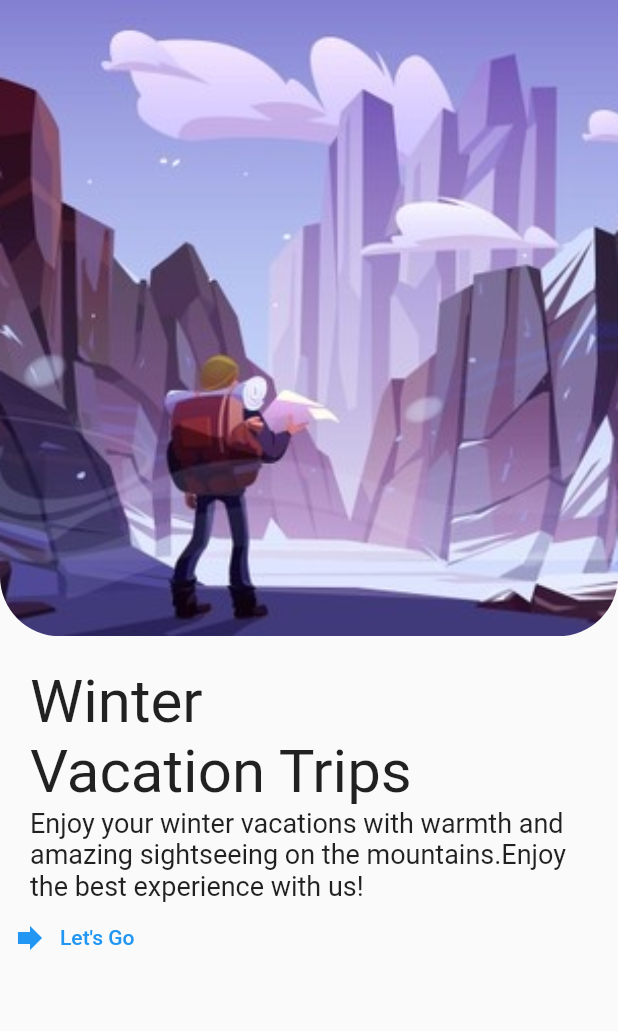
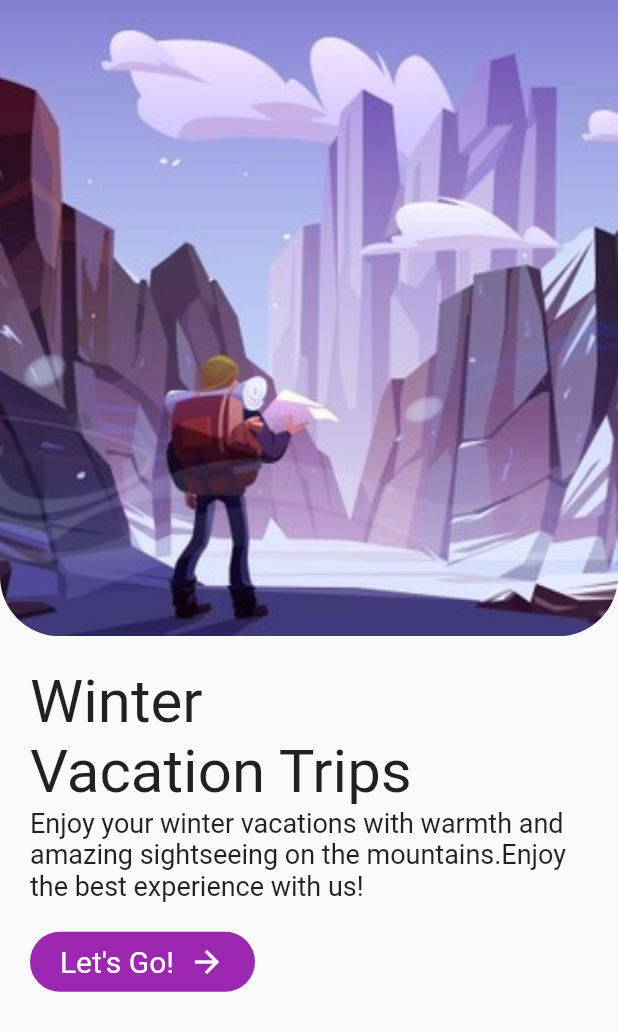
Before and after one commit to Manojkc15/Travel_App, a Flutter app: the screen it shows after launch, on a phone screen of 412 x 824 dp. Shown: the top 1031 px of the screen. Run offline on Flutter 3.47's test engine with Material 2 defaults, Android fonts, the light colour scheme and no system bars.

Commit message:
adds button

```diff
--- a/lib/Screens/home_screen.dart
+++ b/lib/Screens/home_screen.dart
@@ -48,10 +48,34 @@ class HomeScreen extends StatelessWidget {
               ),
             ),
           ),
-          TextButton.icon(
-            onPressed: () {},
-            icon: const Icon(Icons.forward),
-            label: const Text("Let's Go"),
+          GestureDetector(
+            onTap: () {},
+            child: Container(
+              margin: const EdgeInsets.only(left: 20.0, top: 20.0),
+              width: 150.0,
+              height: 40.0,
+              decoration: BoxDecoration(
+                color: Colors.purple,
+                borderRadius: BorderRadius.circular(20.0),
+              ),
+              child: Row(
+                mainAxisAlignment: MainAxisAlignment.center,
+                children: const [
+                  Text(
+                    "Let's Go!",
+                    style: TextStyle(
+                      fontSize: 20.0,
+                      color: Colors.white,
+                    ),
+                  ),
+                  SizedBox(width: 10.0),
+                  Icon(
+                    Icons.arrow_forward_sharp,
+                    color: Colors.white,
+                  ),
+                ],
+              ),
+            ),
           ),
         ],
       ),
```
